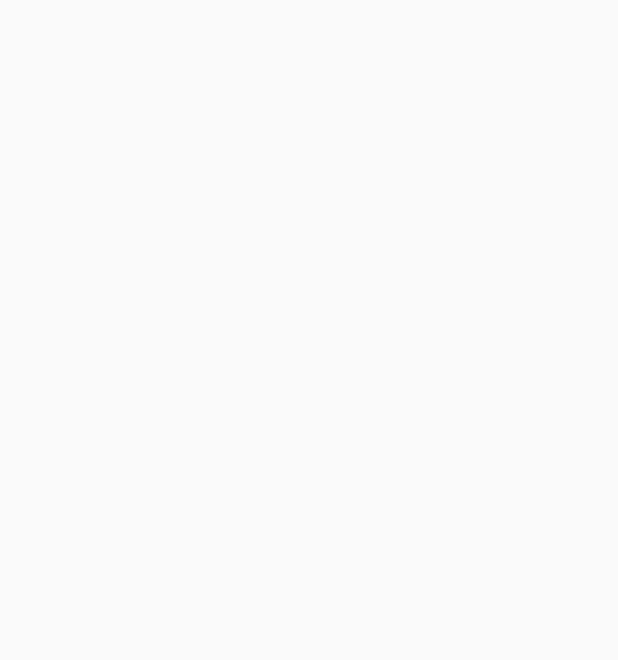
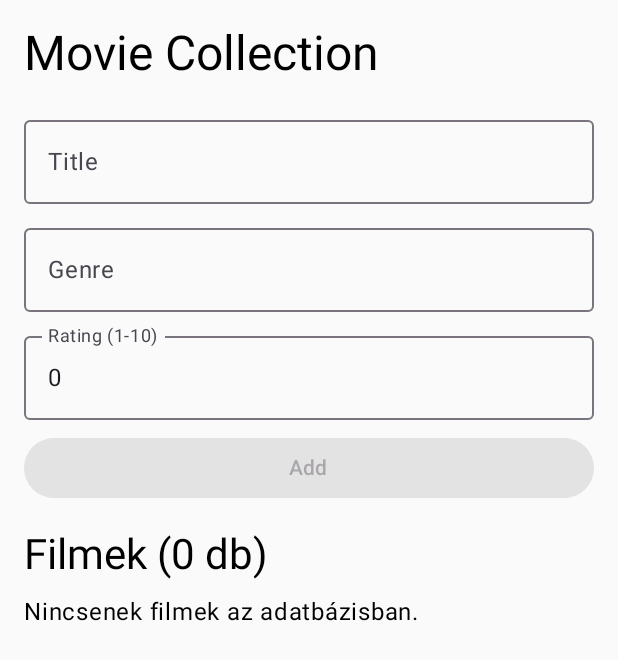
Before and after one commit to kormonditamas2222/FilmCollection, an Android app built with Jetpack Compose: the screen it shows after launch (MainActivity), on a phone screen of 412 x 824 dp. Before the commit the part shown is empty. Shown: the top 660 px of the screen. Run offline under Robolectric (Android 15) with nearby library versions, the phone set to English and light mode, and no system bars.

Commit message:
im such a crud

```diff
--- a/app/src/main/java/com/example/filmcollection/MainActivity.kt
+++ b/app/src/main/java/com/example/filmcollection/MainActivity.kt
@@ -4,21 +4,164 @@ import android.os.Bundle
 import androidx.activity.ComponentActivity
 import androidx.activity.compose.setContent
 import androidx.activity.enableEdgeToEdge
+import androidx.compose.foundation.layout.Arrangement
+import androidx.compose.foundation.layout.Column
+import androidx.compose.foundation.layout.Row
+import androidx.compose.foundation.layout.Spacer
 import androidx.compose.foundation.layout.fillMaxSize
+import androidx.compose.foundation.layout.fillMaxWidth
+import androidx.compose.foundation.layout.height
 import androidx.compose.foundation.layout.padding
-import androidx.compose.material3.Scaffold
+import androidx.compose.foundation.layout.safeDrawingPadding
+import androidx.compose.foundation.lazy.LazyColumn
+import androidx.compose.foundation.lazy.items
+import androidx.compose.material3.Button
+import androidx.compose.material3.Card
+import androidx.compose.material3.MaterialTheme
+import androidx.compose.material3.OutlinedTextField
 import androidx.compose.material3.Text
+import androidx.compose.material3.TextButton
 import androidx.compose.runtime.Composable
+import androidx.compose.runtime.getValue
+import androidx.compose.runtime.mutableIntStateOf
+import androidx.compose.runtime.mutableStateOf
+import androidx.compose.runtime.remember
+import androidx.compose.runtime.setValue
 import androidx.compose.ui.Modifier
-import androidx.compose.ui.tooling.preview.Preview
-import com.example.filmcollection.ui.theme.FilmCollectionTheme
+import androidx.compose.ui.platform.LocalContext
+import androidx.compose.ui.unit.dp
 
 class MainActivity : ComponentActivity() {
     override fun onCreate(savedInstanceState: Bundle?) {
         super.onCreate(savedInstanceState)
         enableEdgeToEdge()
         setContent {
-
+            MaterialTheme {
+                MovieScreen()
+            }
         }
     }
 }
+
+@Composable
+fun MovieScreen() {
+    val context = LocalContext.current
+    val db = remember {
+        MovieDatabaseHelper(context.applicationContext)
+    }
+    var movies by remember {
+        mutableStateOf(db.getAllMovies())
+    }
+
+    var title by remember {
+        mutableStateOf("")
+    }
+    var genre by remember {
+        mutableStateOf("")
+    }
+    var rating by remember {
+        mutableIntStateOf(0)
+    }
+    var editingId by remember {
+        mutableStateOf<Int?>(null)
+    }
+
+    Column(
+        modifier = Modifier
+            .fillMaxSize()
+            .safeDrawingPadding()
+            .padding(16.dp)
+    ) {
+        Text("Movie Collection", style = MaterialTheme.typography.headlineLarge)
+        Spacer(modifier = Modifier.height(16.dp))
+        OutlinedTextField(
+            value = title,
+            onValueChange = { title = it },
+            label = { Text("Title") },
+            modifier = Modifier.fillMaxWidth().padding(bottom = 8.dp),
+            singleLine = true
+        )
+        OutlinedTextField(
+            value = genre,
+            onValueChange = { genre = it },
+            label = { Text("Genre") },
+            modifier = Modifier.fillMaxWidth().padding(bottom = 8.dp),
+            singleLine = true
+        )
+        OutlinedTextField(
+            value = rating.toString(),
+            onValueChange = { rating = it.toIntOrNull() ?: 0 },
+            label = { Text("Rating (1-10)") },
+            modifier = Modifier.fillMaxWidth().padding(bottom = 8.dp),
+            singleLine = true
+        )
+        Button(
+            enabled = title.isNotBlank() && genre.isNotBlank() && rating in 1..10,
+            onClick = {
+                if (editingId == null) {
+                    db.addMovie(Movie(0, title.trim(), genre.trim(), rating))
+                } else {
+                    db.updateMovie(Movie(editingId!!, title.trim(), genre.trim(), rating))
+                    editingId = null
+                }
+                movies = db.getAllMovies()
+                title = ""
+                genre = ""
+                rating = 0
+                editingId = null
+            },
+            modifier = Modifier.fillMaxWidth()
+        ) {
+            Text(if (editingId == null) "Add" else "Update")
+        }
+
+        Spacer(modifier = Modifier.height(16.dp))
+        Text("Filmek (${movies.size} db)", style = MaterialTheme.typography.headlineMedium)
+        Spacer(modifier = Modifier.height(8.dp))
+        LazyColumn(
+            modifier = Modifier.weight(1f),
+            verticalArrangement = Arrangement.spacedBy(16.dp)
+        ) {
+            if (movies.isEmpty()) {
+                item {
+                    Text("Nincsenek filmek az adatbázisban.")
+                }
+            } else {
+                items(movies, key = { it.id }) { movie ->
+                    Card(
+                        modifier = Modifier.fillMaxWidth()
+                    ) {
+                        Column(
+                            modifier = Modifier.padding(12.dp)
+                        ) {
+                            Text(text = movie.title, style = MaterialTheme.typography.titleMedium)
+                            Text(text = movie.genre)
+                            Text(text = "Rating: ${movie.rating} / 10")
+                            Row {
+                                TextButton(
+                                    onClick = {
+                                        editingId = movie.id
+                                        title = movie.title
+                                        genre = movie.genre
+                                        rating = movie.rating
+                                    }
+                                ) {
+                                    Text("Edit")
+                                }
+                                TextButton(
+                                    onClick = {
+                                        db.deleteMovie(movie.id)
+                                        movies = db.getAllMovies()
+                                    }
+                                ) {
+                                    Text("Delete")
+                                }
+
+                            }
+                        }
+                    }
+                }
+            }
+        }
+    }
+}
```
